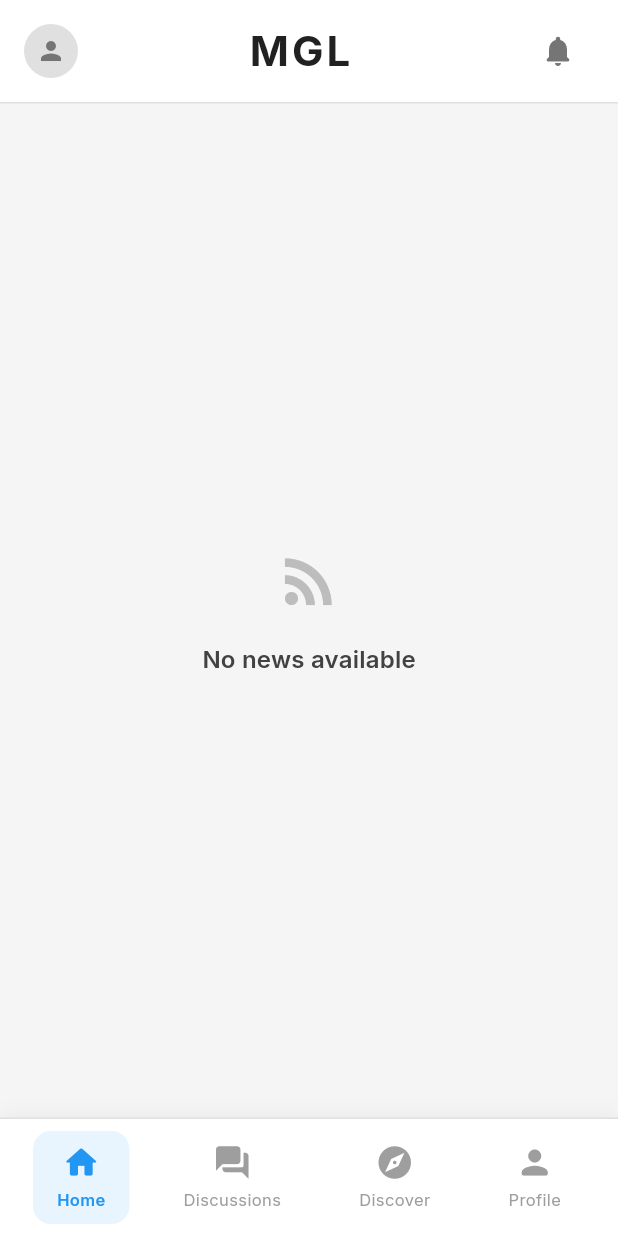
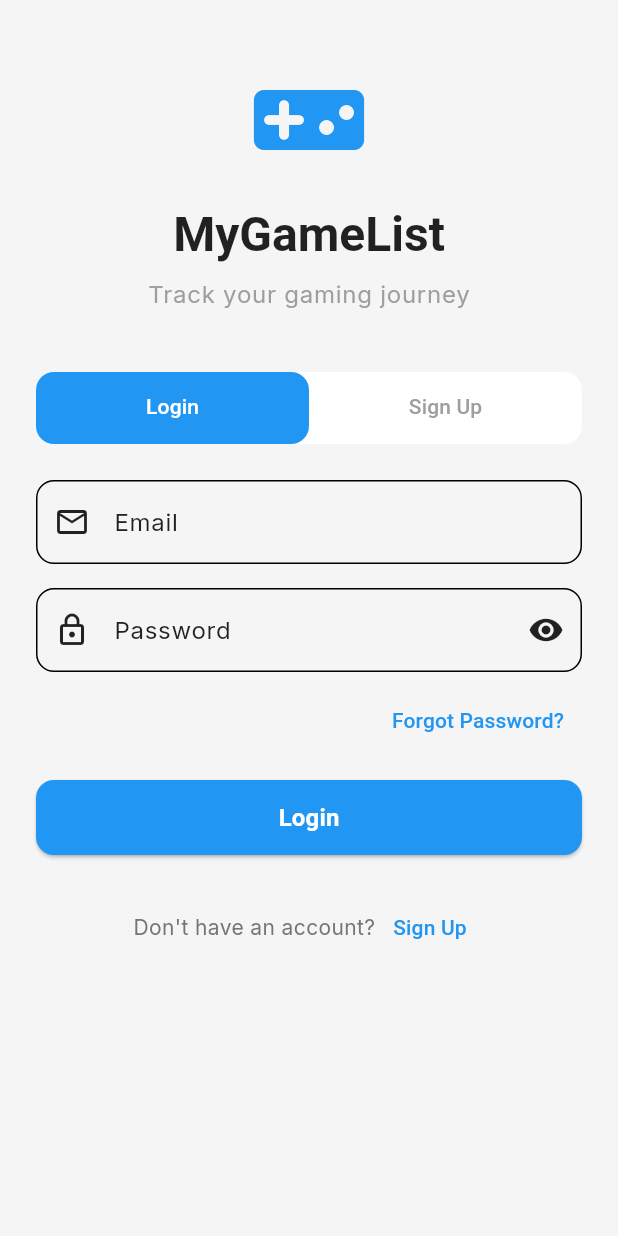
Before and after one commit to Umineko404/mygamelist, a Flutter app: the screen it shows after launch, on a phone screen of 412 x 824 dp. Run offline on Flutter 3.47's test engine with Material 3 defaults, Android fonts, the phone set to English and light mode, and no system bars; our stand-ins replace firebase_auth, firebase_core, firebase_database, flutter_widget_from_html, google_fonts; accounts and stored records are empty; generated files the repository leaves out were written again.

Commit message:
Implement user authentication with Firebase, including sign-in, sign-up, and password reset functionalities; update Firebase configuration and integrate authentication service into the app.

```diff
--- a/lib/main.dart
+++ b/lib/main.dart
@@ -5,6 +5,8 @@ import 'package:provider/provider.dart';
 import 'firebase_options.dart';
 import 'managers/game_manager.dart';
 import 'managers/theme_manager.dart';
+import 'services/auth_service.dart';
+import 'ui/pages/auth_page.dart';
 import 'ui/pages/home_page.dart';
 import 'ui/theme.dart';
 
@@ -24,6 +26,7 @@ Future<void> main() async {
   runApp(
     MultiProvider(
       providers: [
+        ChangeNotifierProvider(create: (_) => AuthService()),
         ChangeNotifierProvider(create: (_) => GameManager()),
         ChangeNotifierProvider(create: (_) => ThemeManager()),
       ],
@@ -39,15 +42,15 @@ class MyGameListApp extends StatelessWidget {
 
   @override
   Widget build(BuildContext context) {
-    return Consumer<ThemeManager>(
-      builder: (context, themeManager, child) {
+    return Consumer2<ThemeManager, AuthService>(
+      builder: (context, themeManager, authService, child) {
         return MaterialApp(
           title: 'MyGameList',
           debugShowCheckedModeBanner: false,
           theme: lightTheme,
           darkTheme: darkTheme,
           themeMode: themeManager.themeMode,
-          home: const HomePage(),
+          home: authService.isAuthenticated ? const HomePage() : const AuthPage(),
         );
       },
     );
--- /dev/null
+++ b/lib/services/auth_service.dart
@@ -0,0 +1,163 @@
+import 'package:firebase_auth/firebase_auth.dart';
+import 'package:flutter/foundation.dart';
+
+/// Authentication service using Firebase Auth.
+///
+/// Handles user sign-in, sign-up, and sign-out with email/password.
+class AuthService extends ChangeNotifier {
+  final FirebaseAuth _auth = FirebaseAuth.instance;
+
+  User? _user;
+  bool _isLoading = false;
+  String? _error;
+
+  AuthService() {
+    _auth.authStateChanges().listen((user) {
+      _user = user;
+      notifyListeners();
+    });
+  }
+
+  // Getters
+  User? get user => _user;
+  bool get isAuthenticated => _user != null;
+  bool get isLoading => _isLoading;
+  String? get error => _error;
+  String? get userId => _user?.uid;
+  String? get userEmail => _user?.email;
+  String? get displayName => _user?.displayName;
+
+  /// Signs in with email and password.
+  Future<bool> signIn(String email, String password) async {
+    _isLoading = true;
+    _error = null;
+    notifyListeners();
+
+    try {
+      await _auth.signInWithEmailAndPassword(
+        email: email.trim(),
+        password: password,
+      );
+      _isLoading = false;
+      notifyListeners();
+      return true;
+    } on FirebaseAuthException catch (e) {
+      _error = _getErrorMessage(e.code);
+      _isLoading = false;
+      notifyListeners();
+      return false;
+    } catch (e) {
+      _error = 'An unexpected error occurred';
+      _isLoading = false;
+      notifyListeners();
+      return false;
+    }
+  }
+
+  /// Creates a new account with email and password.
+  Future<bool> signUp(String email, String password, {String? displayName}) async {
+    _isLoading = true;
+    _error = null;
+    notifyListeners();
+
+    try {
+      final credential = await _auth.createUserWithEmailAndPassword(
+        email: email.trim(),
+        password: password,
+      );
+
+      // Update display name if provided
+      if (displayName != null && displayName.isNotEmpty) {
+        await credential.user?.updateDisplayName(displayName);
+        await credential.user?.reload();
+        _user = _auth.currentUser;
+      }
+
+      _isLoading = false;
+      notifyListeners();
+      return true;
+    } on FirebaseAuthException catch (e) {
+      _error = _getErrorMessage(e.code);
+      _isLoading = false;
+      notifyListeners();
+      return false;
+    } catch (e) {
+      _error = 'An unexpected error occurred';
+      _isLoading = false;
+      notifyListeners();
+      return false;
+    }
+  }
+
+  /// Signs out the current user.
+  Future<void> signOut() async {
+    await _auth.signOut();
+  }
+
+  /// Sends a password reset email.
+  Future<bool> resetPassword(String email) async {
+    _isLoading = true;
+    _error = null;
+    notifyListeners();
+
+    try {
+      await _auth.sendPasswordResetEmail(email: email.trim());
+      _isLoading = false;
+      notifyListeners();
+      return true;
+    } on FirebaseAuthException catch (e) {
+      _error = _getErrorMessage(e.code);
+      _isLoading = false;
+      notifyListeners();
+      return false;
+    } catch (e) {
+      _error = 'An unexpected error occurred';
+      _isLoading = false;
+      notifyListeners();
+      return false;
+    }
+  }
+
+  /// Updates the user's display name.
+  Future<bool> updateDisplayName(String name) async {
+    try {
+      await _user?.updateDisplayName(name);
+      await _user?.reload();
+      _user = _auth.currentUser;
+      notifyListeners();
+      return true;
+    } catch (e) {
+      _error = 'Failed to update display name';
+      notifyListeners();
+      return false;
+    }
+  }
+
+  /// Clears any error message.
+  void clearError() {
+    _error = null;
+    notifyListeners();
+  }
+
+  /// Converts Firebase error codes to user-friendly messages.
+  String _getErrorMessage(String code) {
+    switch (code) {
+      case 'user-not-found':
+        return 'No account found with this email';
+      case 'wrong-password':
+        return 'Incorrect password';
+      case 'email-already-in-use':
+        return 'An account already exists with this email';
+      case 'weak-password':
+        return 'Password must be at least 6 characters';
+      case 'invalid-email':
+        return 'Please enter a valid email address';
+      case 'too-many-requests':
+        return 'Too many attempts. Please try again later';
+      case 'network-request-failed':
+        return 'Network error. Please check your connection';
+      default:
+        return 'Authentication failed. Please try again';
+    }
+  }
+}
--- /dev/null
+++ b/lib/ui/pages/auth_page.dart
@@ -0,0 +1,521 @@
+import 'package:flutter/material.dart';
+import 'package:provider/provider.dart';
+import '../../services/auth_service.dart';
+
+/// Authentication page with login and signup tabs.
+class AuthPage extends StatefulWidget {
+  const AuthPage({super.key});
+
+  @override
+  State<AuthPage> createState() => _AuthPageState();
+}
+
+class _AuthPageState extends State<AuthPage> with SingleTickerProviderStateMixin {
+  late TabController _tabController;
+
+  @override
+  void initState() {
+    super.initState();
+    _tabController = TabController(length: 2, vsync: this);
+  }
+
+  @override
+  void dispose() {
+    _tabController.dispose();
+    super.dispose();
+  }
+
+  @override
+  Widget build(BuildContext context) {
+    return Scaffold(
+      body: SafeArea(
+        child: Column(
+          children: [
+            const SizedBox(height: 40),
+            // Logo/Title
+            Icon(
+              Icons.videogame_asset_rounded,
+              size: 80,
+              color: Theme.of(context).colorScheme.primary,
+            ),
+            const SizedBox(height: 16),
+            Text(
+              'MyGameList',
+              style: Theme.of(context).textTheme.headlineLarge?.copyWith(
+                fontWeight: FontWeight.bold,
+              ),
+            ),
+            const SizedBox(height: 8),
+            Text(
+              'Track your gaming journey',
+              style: Theme.of(context).textTheme.bodyLarge?.copyWith(
+                color: Colors.grey,
+              ),
+            ),
+            const SizedBox(height: 40),
+            // Tabs
+            Container(
+              margin: const EdgeInsets.symmetric(horizontal: 24),
+              decoration: BoxDecoration(
+                color: Theme.of(context).cardColor,
+                borderRadius: BorderRadius.circular(12),
+              ),
+              child: TabBar(
+                controller: _tabController,
+                indicator: BoxDecoration(
+                  color: Theme.of(context).colorScheme.primary,
+                  borderRadius: BorderRadius.circular(12),
+                ),
+                labelColor: Colors.white,
+                unselectedLabelColor: Colors.grey,
+                indicatorSize: TabBarIndicatorSize.tab,
+                dividerColor: Colors.transparent,
+                tabs: const [
+                  Tab(text: 'Login'),
+                  Tab(text: 'Sign Up'),
+                ],
+              ),
+            ),
+            const SizedBox(height: 24),
+            // Tab content
+            Expanded(
+              child: TabBarView(
+                controller: _tabController,
+                children: [
+                  _LoginForm(onSwitchToSignUp: () => _tabController.animateTo(1)),
+                  _SignUpForm(onSwitchToLogin: () => _tabController.animateTo(0)),
+                ],
+              ),
+            ),
+          ],
+        ),
+      ),
+    );
+  }
+}
+
+class _LoginForm extends StatefulWidget {
+  final VoidCallback onSwitchToSignUp;
+
+  const _LoginForm({required this.onSwitchToSignUp});
+
+  @override
+  State<_LoginForm> createState() => _LoginFormState();
+}
+
+class _LoginFormState extends State<_LoginForm> {
+  final _formKey = GlobalKey<FormState>();
+  final _emailController = TextEditingController();
+  final _passwordController = TextEditingController();
+  bool _obscurePassword = true;
+
+  @override
+  void dispose() {
+    _emailController.dispose();
+    _passwordController.dispose();
+    super.dispose();
+  }
+
+  Future<void> _handleLogin() async {
+    if (!_formKey.currentState!.validate()) return;
+
+    final authService = context.read<AuthService>();
+    await authService.signIn(
+      _emailController.text,
+      _passwordController.text,
+    );
+  }
+
+  Future<void> _handleForgotPassword() async {
+    final email = _emailController.text.trim();
+    if (email.isEmpty) {
+      ScaffoldMessenger.of(context).showSnackBar(
+        const SnackBar(content: Text('Please enter your email first')),
+      );
+      return;
+    }
+
+    final authService = context.read<AuthService>();
+    final success = await authService.resetPassword(email);
+
+    if (mounted) {
+      ScaffoldMessenger.of(context).showSnackBar(
+        SnackBar(
+          content: Text(
+            success
+              ? 'Password reset email sent!'
+              : authService.error ?? 'Failed to send reset email',
+          ),
+        ),
+      );
+    }
+  }
+
+  @override
+  Widget build(BuildContext context) {
+    return Consumer<AuthService>(
+      builder: (context, authService, child) {
+        return SingleChildScrollView(
+          padding: const EdgeInsets.symmetric(horizontal: 24),
+          child: Form(
+            key: _formKey,
+            child: Column(
+              crossAxisAlignment: CrossAxisAlignment.stretch,
+              children: [
+                // Error message
+                if (authService.error != null)
+                  Container(
+                    padding: const EdgeInsets.all(12),
+                    margin: const EdgeInsets.only(bottom: 16),
+                    decoration: BoxDecoration(
+                      color: Colors.red.withAlpha(25),
+                      borderRadius: BorderRadius.circular(12),
+                      border: Border.all(color: Colors.red.withAlpha(50)),
+                    ),
+                    child: Row(
+                      children: [
+                        const Icon(Icons.error_outline, color: Colors.red),
+                        const SizedBox(width: 12),
+                        Expanded(
+                          child: Text(
+                            authService.error!,
+                            style: const TextStyle(color: Colors.red),
+                          ),
+                        ),
+                        IconButton(
+                          icon: const Icon(Icons.close, size: 18),
+                          onPressed: authService.clearError,
+                        ),
+                      ],
+                    ),
+                  ),
+                // Email field
+                TextFormField(
+                  controller: _emailController,
+                  keyboardType: TextInputType.emailAddress,
+                  decoration: InputDecoration(
+                    labelText: 'Email',
+                    prefixIcon: const Icon(Icons.email_outlined),
+                    border: OutlineInputBorder(
+                      borderRadius: BorderRadius.circular(12),
+                    ),
+                  ),
+                  validator: (value) {
+                    if (value == null || value.isEmpty) {
+                      return 'Please enter your email';
+                    }
+                    if (!value.contains('@')) {
+                      return 'Please enter a valid email';
+                    }
+                    return null;
+                  },
+                ),
+                const SizedBox(height: 16),
+                // Password field
+                TextFormField(
+                  controller: _passwordController,
+                  obscureText: _obscurePassword,
+                  decoration: InputDecoration(
+                    labelText: 'Password',
+                    prefixIcon: const Icon(Icons.lock_outlined),
+                    suffixIcon: IconButton(
+                      icon: Icon(
+                        _obscurePassword ? Icons.visibility : Icons.visibility_off,
+                      ),
+                      onPressed: () {
+                        setState(() => _obscurePassword = !_obscurePassword);
+                      },
+                    ),
+                    border: OutlineInputBorder(
+                      borderRadius: BorderRadius.circular(12),
+                    ),
+                  ),
+                  validator: (value) {
+                    if (value == null || value.isEmpty) {
+                      return 'Please enter your password';
+                    }
+                    return null;
+                  },
+                ),
+                const SizedBox(height: 8),
+                // Forgot password
+                Align(
+                  alignment: Alignment.centerRight,
+                  child: TextButton(
+                    onPressed: _handleForgotPassword,
+                    child: const Text('Forgot Password?'),
+                  ),
+                ),
+                const SizedBox(height: 16),
+                // Login button
+                SizedBox(
+                  height: 50,
+                  child: ElevatedButton(
+                    onPressed: authService.isLoading ? null : _handleLogin,
+                    style: ElevatedButton.styleFrom(
+                      backgroundColor: Theme.of(context).colorScheme.primary,
+                      foregroundColor: Colors.white,
+                      shape: RoundedRectangleBorder(
+                        borderRadius: BorderRadius.circular(12),
+                      ),
+                    ),
+                    child: authService.isLoading
+                        ? const SizedBox(
+                            height: 24,
+                            width: 24,
+                            child: CircularProgressIndicator(
+                              strokeWidth: 2,
+                              color: Colors.white,
+                            ),
+                          )
+                        : const Text(
+                            'Login',
+                            style: TextStyle(fontSize: 16, fontWeight: FontWeight.bold),
+                          ),
+                  ),
+                ),
+                const SizedBox(height: 24),
+                // Sign up link
+                Row(
+                  mainAxisAlignment: MainAxisAlignment.center,
+                  children: [
+                    const Text("Don't have an account?"),
+                    TextButton(
+                      onPressed: widget.onSwitchToSignUp,
+                      child: const Text('Sign Up'),
+                    ),
+                  ],
+                ),
+              ],
+            ),
+          ),
+        );
+      },
+    );
+  }
+}
+
+class _SignUpForm extends StatefulWidget {
+  final VoidCallback onSwitchToLogin;
+
+  const _SignUpForm({required this.onSwitchToLogin});
+
+  @override
+  State<_SignUpForm> createState() => _SignUpFormState();
+}
+
+class _SignUpFormState extends State<_SignUpForm> {
+  final _formKey = GlobalKey<FormState>();
+  final _nameController = TextEditingController();
+  final _emailController = TextEditingController();
+  final _passwordController = TextEditingController();
+  final _confirmPasswordController = TextEditingController();
+  bool _obscurePassword = true;
+  bool _obscureConfirmPassword = true;
+
+  @override
+  void dispose() {
+    _nameController.dispose();
+    _emailController.dispose();
+    _passwordController.dispose();
+    _confirmPasswordController.dispose();
+    super.dispose();
+  }
+
+  Future<void> _handleSignUp() async {
+    if (!_formKey.currentState!.validate()) return;
+
+    final authService = context.read<AuthService>();
+    await authService.signUp(
+      _emailController.text,
+      _passwordController.text,
+      displayName: _nameController.text.trim(),
+    );
+  }
+
+  @override
+  Widget build(BuildContext context) {
+    return Consumer<AuthService>(
+      builder: (context, authService, child) {
+        return SingleChildScrollView(
+          padding: const EdgeInsets.symmetric(horizontal: 24),
+          child: Form(
+            key: _formKey,
+            child: Column(
+              crossAxisAlignment: CrossAxisAlignment.stretch,
+              children: [
+                // Error message
+                if (authService.error != null)
+                  Container(
+                    padding: const EdgeInsets.all(12),
+                    margin: const EdgeInsets.only(bottom: 16),
+                    decoration: BoxDecoration(
+                      color: Colors.red.withAlpha(25),
+                      borderRadius: BorderRadius.circular(12),
+                      border: Border.all(color: Colors.red.withAlpha(50)),
+                    ),
+                    child: Row(
+                      children: [
+                        const Icon(Icons.error_outline, color: Colors.red),
+                        const SizedBox(width: 12),
+                        Expanded(
+                          child: Text(
+                            authService.error!,
+                            style: const TextStyle(color: Colors.red),
+                          ),
+                        ),
+                        IconButton(
+                          icon: const Icon(Icons.close, size: 18),
+                          onPressed: authService.clearError,
+                        ),
+                      ],
+                    ),
+                  ),
+                // Name field
+                TextFormField(
+                  controller: _nameController,
+                  textCapitalization: TextCapitalization.words,
+                  decoration: InputDecoration(
+                    labelText: 'Display Name',
+                    prefixIcon: const Icon(Icons.person_outlined),
+                    border: OutlineInputBorder(
+                      borderRadius: BorderRadius.circular(12),
+                    ),
+                  ),
+                  validator: (value) {
+                    if (value == null || value.isEmpty) {
+                      return 'Please enter your name';
+                    }
+                    return null;
+                  },
+                ),
+                const SizedBox(height: 16),
+                // Email field
+                TextFormField(
+                  controller: _emailController,
+                  keyboardType: TextInputType.emailAddress,
+                  decoration: InputDecoration(
+                    labelText: 'Email',
+                    prefixIcon: const Icon(Icons.email_outlined),
+                    border: OutlineInputBorder(
+                      borderRadius: BorderRadius.circular(12),
+                    ),
+                  ),
+                  validator: (value) {
+                    if (value == null || value.isEmpty) {
+                      return 'Please enter your email';
+                    }
+                    if (!value.contains('@')) {
+                      return 'Please enter a valid email';
+                    }
+                    return null;
+                  },
+                ),
+                const SizedBox(height: 16),
+                // Password field
+                TextFormField(
+                  controller: _passwordController,
+                  obscureText: _obscurePassword,
+                  decoration: InputDecoration(
+                    labelText: 'Password',
+                    prefixIcon: const Icon(Icons.lock_outlined),
+                    suffixIcon: IconButton(
+                      icon: Icon(
+                        _obscurePassword ? Icons.visibility : Icons.visibility_off,
+                      ),
+                      onPressed: () {
+                        setState(() => _obscurePassword = !_obscurePassword);
+                      },
+                    ),
+                    border: OutlineInputBorder(
+                      borderRadius: BorderRadius.circular(12),
+                    ),
+                  ),
+                  validator: (value) {
+                    if (value == null || value.isEmpty) {
+                      return 'Please enter a password';
+                    }
+                    if (value.length < 6) {
+                      return 'Password must be at least 6 characters';
+                    }
+                    return null;
+                  },
+                ),
+                const SizedBox(height: 16),
+                // Confirm password field
+                TextFormField(
+                  controller: _confirmPasswordController,
+                  obscureText: _obscureConfirmPassword,
+                  decoration: InputDecoration(
+                    labelText: 'Confirm Password',
+                    prefixIcon: const Icon(Icons.lock_outlined),
+                    suffixIcon: IconButton(
+                      icon: Icon(
+                        _obscureConfirmPassword ? Icons.visibility : Icons.visibility_off,
+                      ),
+                      onPressed: () {
+                        setState(() => _obscureConfirmPassword = !_obscureConfirmPassword);
+                      },
+                    ),
+                    border: OutlineInputBorder(
+                      borderRadius: BorderRadius.circular(12),
+                    ),
+                  ),
+                  validator: (value) {
+                    if (value == null || value.isEmpty) {
+                      return 'Please confirm your password';
+                    }
+                    if (value != _passwordController.text) {
+                      return 'Passwords do not match';
+                    }
+                    return null;
+                  },
+                ),
+                const SizedBox(height: 24),
+                // Sign up button
+                SizedBox(
+                  height: 50,
+                  child: ElevatedButton(
+                    onPressed: authService.isLoading ? null : _handleSignUp,
+                    style: ElevatedButton.styleFrom(
+                      backgroundColor: Theme.of(context).colorScheme.primary,
+                      foregroundColor: Colors.white,
+                      shape: RoundedRectangleBorder(
+                        borderRadius: BorderRadius.circular(12),
+                      ),
+                    ),
+                    child: authService.isLoading
+                        ? const SizedBox(
+                            height: 24,
+                            width: 24,
+                            child: CircularProgressIndicator(
+                              strokeWidth: 2,
+                              color: Colors.white,
+                            ),
+                          )
+                        : const Text(
+                            'Create Account',
+                            style: TextStyle(fontSize: 16, fontWeight: FontWeight.bold),
+                          ),
+                  ),
+                ),
+                const SizedBox(height: 24),
+                // Login link
+                Row(
+                  mainAxisAlignment: MainAxisAlignment.center,
+                  children: [
+                    const Text('Already have an account?'),
+                    TextButton(
+                      onPressed: widget.onSwitchToLogin,
+                      child: const Text('Login'),
+                    ),
+                  ],
+                ),
+              ],
+            ),
+          ),
+        );
+      },
+    );
+  }
+}
--- a/pubspec.yaml
+++ b/pubspec.yaml
@@ -13,6 +13,7 @@ dependencies:
   provider: ^6.1.2
   firebase_core: ^3.8.1
   firebase_database: ^11.2.0
+  firebase_auth: ^5.3.4
   http: ^1.2.2
   url_launcher: ^6.3.1
   intl: ^0.20.1
```
Also changed, not shown: lib/services/firebase_service.dart (+14 -2 lines), firebase.json.
